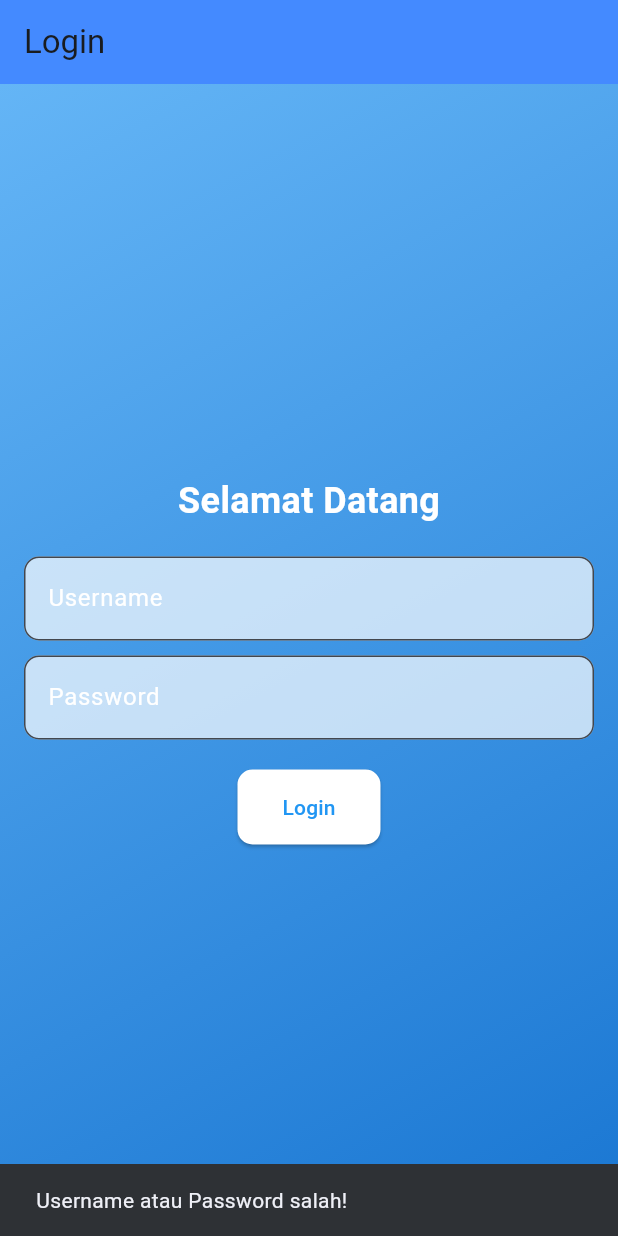
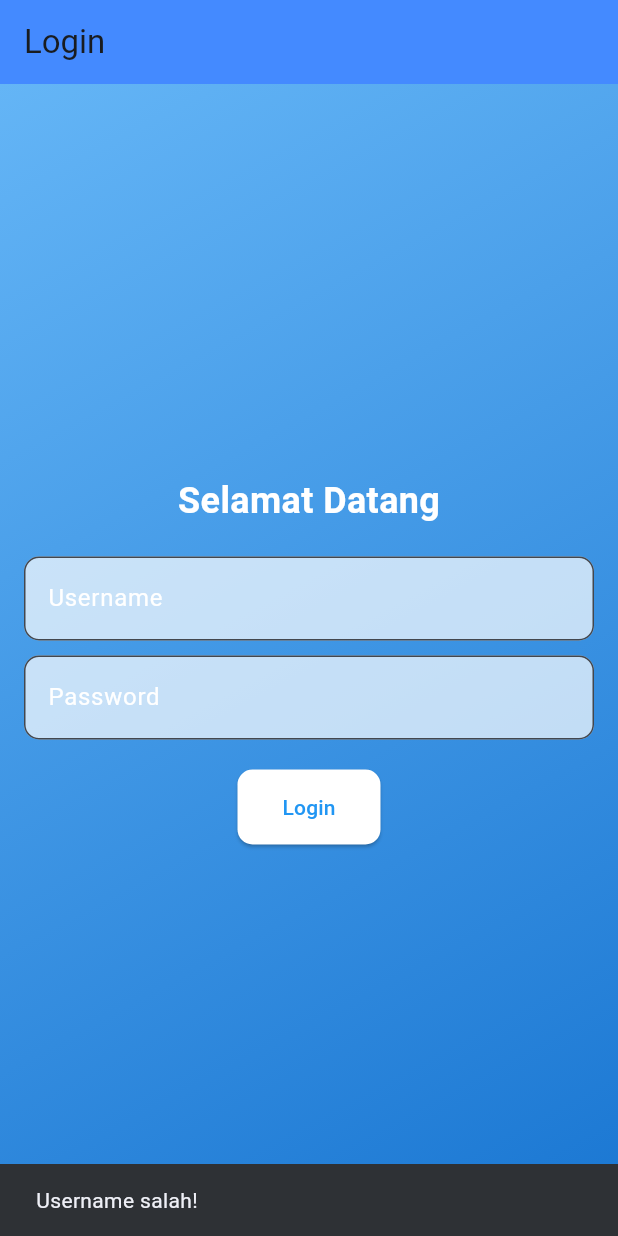
Before and after one commit to helenameiliani/Login_Dashboard_Page_Tugas1, a Flutter app: the screen it shows after launch, after a tap on "Login", on a phone screen of 412 x 824 dp. Run offline on Flutter 3.47's test engine with Material 3 defaults, Android fonts, the light colour scheme and no system bars.

Commit message:
coding terbaru

```diff
--- a/lib/login_page.dart
+++ b/lib/login_page.dart
@@ -18,6 +18,7 @@ class _LoginPageState extends State<LoginPage> {
     String password = _passwordController.text;
 
     if (username == correctUsername && password == correctPassword) {
+      // If both username and password are correct, navigate to DashboardPage
       Navigator.pushReplacement(
         context,
         MaterialPageRoute(
@@ -25,9 +26,21 @@ class _LoginPageState extends State<LoginPage> {
         ),
       );
     } else {
-      ScaffoldMessenger.of(context).showSnackBar(
-        SnackBar(content: Text('Username atau Password salah!')),
-      );
+      // Check if the username is incorrect
+      if (username != correctUsername) {
+        // Show a SnackBar indicating the username is incorrect
+        ScaffoldMessenger.of(context).showSnackBar(
+          SnackBar(content: Text('Username salah!')),
+        );
+      }
+
+      // Check if the password is incorrect
+      if (password != correctPassword) {
+        // Show a SnackBar indicating the password is incorrect
+        ScaffoldMessenger.of(context).showSnackBar(
+          SnackBar(content: Text('Password salah!')),
+        );
+      }
     }
   }
 
```
